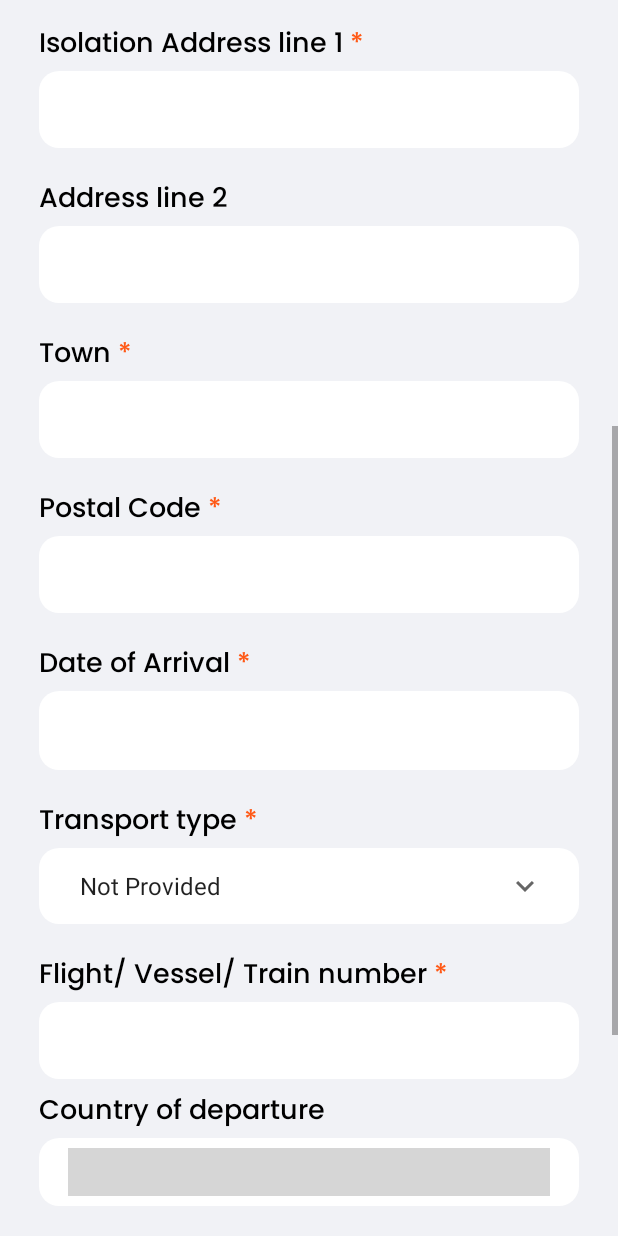
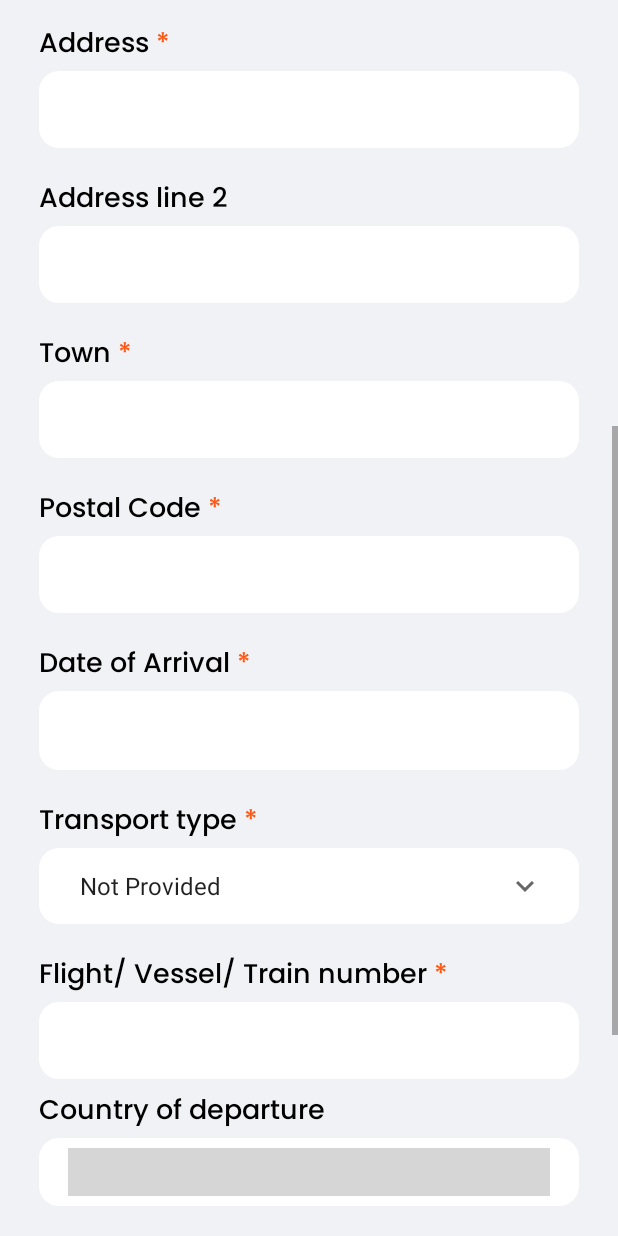
Before and after one commit to rmasso/randoxAndroid, an Android app: the layout fragment_datacapture.xml on its own in the app's theme, with its tools: preview values and no code run, scrolled down 576 dp, on a phone screen of 412 x 824 dp. Run offline under Robolectric (Android 15) with nearby library versions, the phone set to English and light mode, and no system bars; plain views replace CountryCodePicker; grey boxes are pictures that could not be loaded.

Commit message:
Isolation address line 1 has been renamed to address.

```diff
--- a/app/src/main/res/layout/fragment_datacapture.xml
+++ b/app/src/main/res/layout/fragment_datacapture.xml
@@ -215,7 +215,7 @@
                 android:layout_marginTop="@dimen/_16sdp"
                 android:fontFamily="@font/poppinsmedium"
                 android:includeFontPadding="false"
-                android:text="Isolation Address line 1"
+                android:text="Address"
                 android:textColor="@color/black"
                 android:textSize="@dimen/_14sdp"
                 app:layout_constraintEnd_toEndOf="parent"
```
